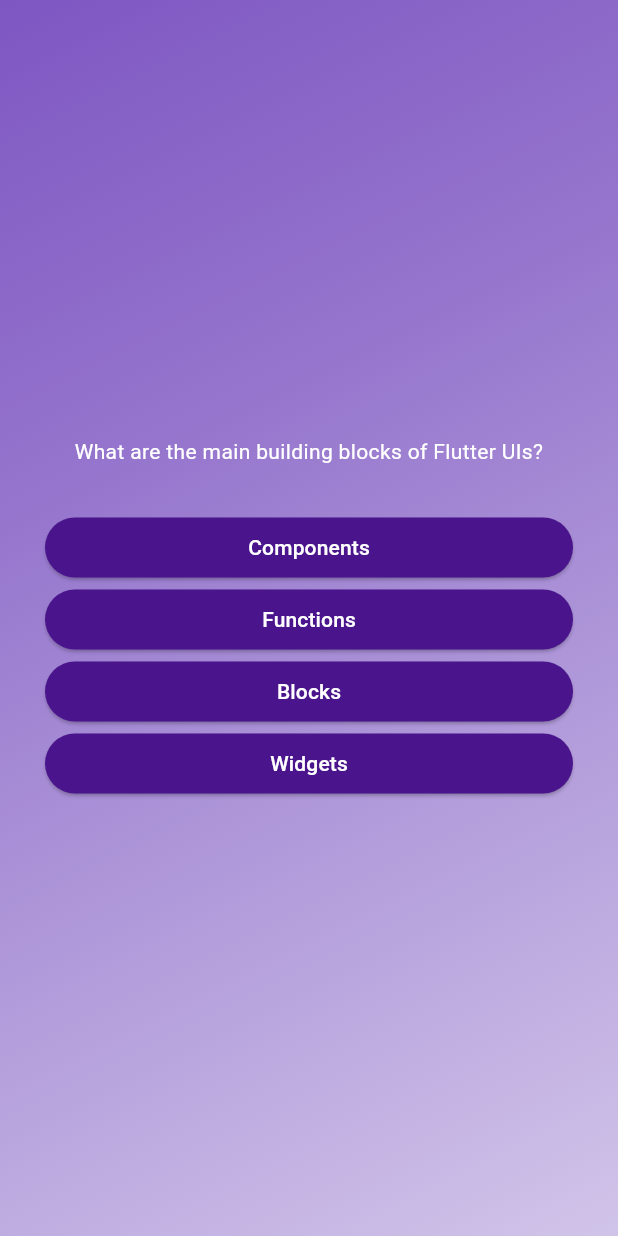
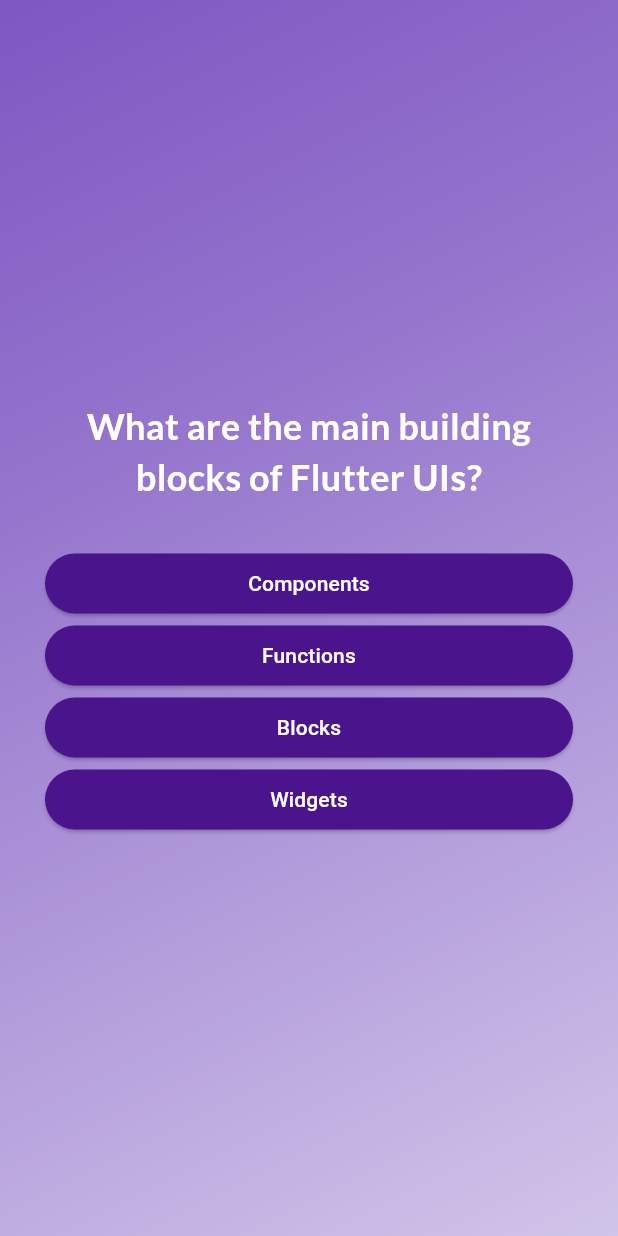
Before and after one commit to denickman/Quiz-Game, a Flutter app: the screen it shows after launch, after a tap on "Start Quiz", on a phone screen of 412 x 824 dp. Run offline on Flutter 3.47's test engine with Material 3 defaults, Android fonts, the phone set to English and light mode, and no system bars; our stand-ins replace google_fonts.

Commit message:
Add google_font package to establish custom font in app

```diff
--- a/lib/answer_button.dart
+++ b/lib/answer_button.dart
@@ -18,6 +18,7 @@ class AnswerButton extends StatelessWidget {
         foregroundColor: Colors.white,
         shape: RoundedRectangleBorder(borderRadius: BorderRadius.circular(40)),
       ),
-      child: Text(answerText));
+      child: Text(answerText, textAlign: TextAlign.center,)
+      );
   }
 }
--- a/lib/questions_screen.dart
+++ b/lib/questions_screen.dart
@@ -1,6 +1,7 @@
 import 'package:flutter/material.dart';
 import 'package:second_app/answer_button.dart';
 import 'package:second_app/data/questions.dart';
+import 'package:google_fonts/google_fonts.dart';
 
 class QuestionsScreen extends StatefulWidget {
   const QuestionsScreen({super.key});
@@ -38,7 +39,12 @@ class _QeustionsScreenState extends State<QuestionsScreen> {
           children: [
             Text(
               currentQuestion.text,
-               style: TextStyle(color: Colors.white),
+               // style: TextStyle(color: Colors.white),
+               style: GoogleFonts.lato(
+                color: Colors.white,
+                fontSize: 24,
+                fontWeight: FontWeight.bold,
+               ),
                textAlign: TextAlign.center,
 
               ),
--- a/pubspec.yaml
+++ b/pubspec.yaml
@@ -34,6 +34,7 @@ dependencies:
   # The following adds the Cupertino Icons font to your application.
   # Use with the CupertinoIcons class for iOS style icons.
   cupertino_icons: ^1.0.8
+  google_fonts: ^6.3.0
 
 dev_dependencies:
   flutter_test:
```
Also changed, not shown: pubspec.lock, 8 other files.
